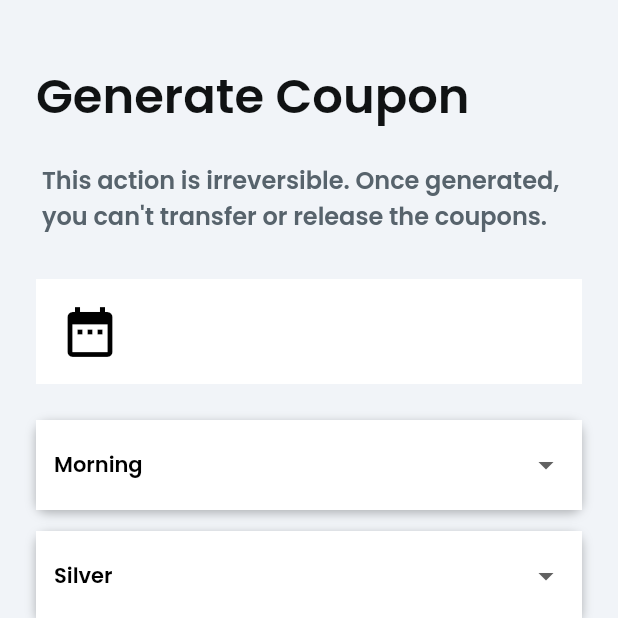
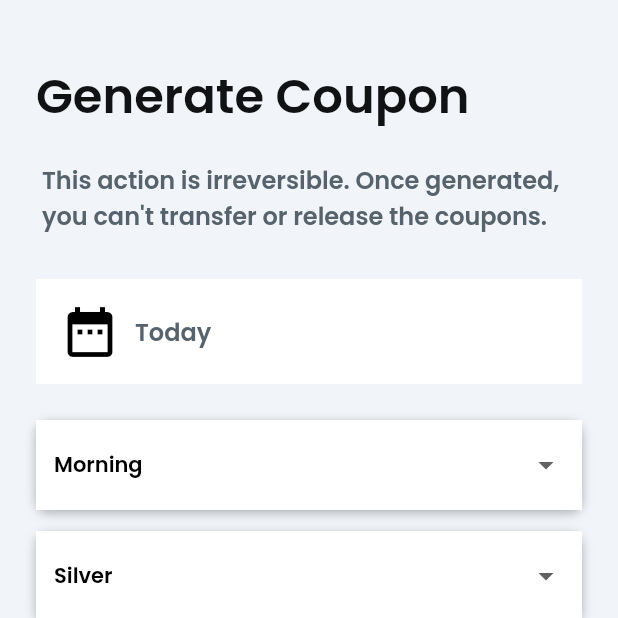
Before and after one commit to nrhdasa/flutterflow_hkmj, a Flutter app: the GenerateWidget screen opened directly, on a phone screen of 412 x 824 dp, the top half of it. Run offline on Flutter 3.47's test engine with Material 2 defaults, Android fonts, the phone set to English and light mode, and no system bars; drawn by our look-alikes of auto_size_text; our stand-ins replace easy_debounce, equatable, firebase_auth, firebase_core, flutter_datetime_picker, flutter_spinkit and 10 more; missing offline and left inert: flutter_barcode_scanner, json_path; accounts and stored records are empty; network calls fail.

Commit message:
Updating to latest FlutterFlow output.

```diff
--- a/lib/all_users_coupons/all_users_coupons_widget.dart
+++ b/lib/all_users_coupons/all_users_coupons_widget.dart
@@ -131,6 +131,9 @@ class _AllUsersCouponsWidgetState extends State<AllUsersCouponsWidget>
                       spreadRadius: 0.3,
                     )
                   ],
+                  border: Border.all(
+                    color: FlutterFlowTheme.of(context).secondaryColor,
+                  ),
                 ),
                 child: FlutterFlowDropDown(
                   initialOption: dropDownValue ??= 'Morning',
@@ -145,7 +148,7 @@ class _AllUsersCouponsWidgetState extends State<AllUsersCouponsWidget>
                   icon: Icon(
                     Icons.arrow_drop_down_circle_outlined,
                     color: Color(0xFF1A237E),
-                    size: 15,
+                    size: 30,
                   ),
                   fillColor: Colors.white,
                   elevation: 10,
--- a/lib/generate/generate_widget.dart
+++ b/lib/generate/generate_widget.dart
@@ -130,7 +130,10 @@ class _GenerateWidgetState extends State<GenerateWidget> {
                               ),
                             ),
                             Text(
-                              dateTimeFormat('MMMMEEEEd', datePicked),
+                              valueOrDefault<String>(
+                                dateTimeFormat('MMMMEEEEd', datePicked),
+                                'Today',
+                              ),
                               style: FlutterFlowTheme.of(context).subtitle2,
                             ),
                           ],
--- a/lib/home_page/home_page_widget.dart
+++ b/lib/home_page/home_page_widget.dart
@@ -204,8 +204,8 @@ class _HomePageWidgetState extends State<HomePageWidget> {
                                       borderRadius: 20,
                                       borderWidth: 1,
                                       buttonSize: 70,
-                                      fillColor:
-                                          FlutterFlowTheme.of(context).gray200,
+                                      fillColor: FlutterFlowTheme.of(context)
+                                          .secondaryBackground,
                                       icon: FaIcon(
                                         FontAwesomeIcons.plus,
                                         color: Colors.black,
--- a/lib/release/release_widget.dart
+++ b/lib/release/release_widget.dart
@@ -130,7 +130,10 @@ class _ReleaseWidgetState extends State<ReleaseWidget> {
                               ),
                             ),
                             Text(
-                              dateTimeFormat('MMMMEEEEd', datePicked),
+                              valueOrDefault<String>(
+                                dateTimeFormat('MMMMEEEEd', datePicked),
+                                'Today',
+                              ),
                               style: FlutterFlowTheme.of(context).subtitle2,
                             ),
                           ],
--- a/lib/request/request_widget.dart
+++ b/lib/request/request_widget.dart
@@ -130,7 +130,10 @@ class _RequestWidgetState extends State<RequestWidget> {
                               ),
                             ),
                             Text(
-                              dateTimeFormat('MMMMEEEEd', datePicked),
+                              valueOrDefault<String>(
+                                dateTimeFormat('MMMMEEEEd', datePicked),
+                                'Today',
+                              ),
                               style: FlutterFlowTheme.of(context).subtitle2,
                             ),
                           ],
--- a/lib/transfer/transfer_widget.dart
+++ b/lib/transfer/transfer_widget.dart
@@ -193,7 +193,10 @@ class _TransferWidgetState extends State<TransferWidget> {
                               ),
                             ),
                             Text(
-                              dateTimeFormat('MMMMEEEEd', datePicked),
+                              valueOrDefault<String>(
+                                dateTimeFormat('MMMMEEEEd', datePicked),
+                                'Today',
+                              ),
                               style: FlutterFlowTheme.of(context).subtitle2,
                             ),
                           ],
```
